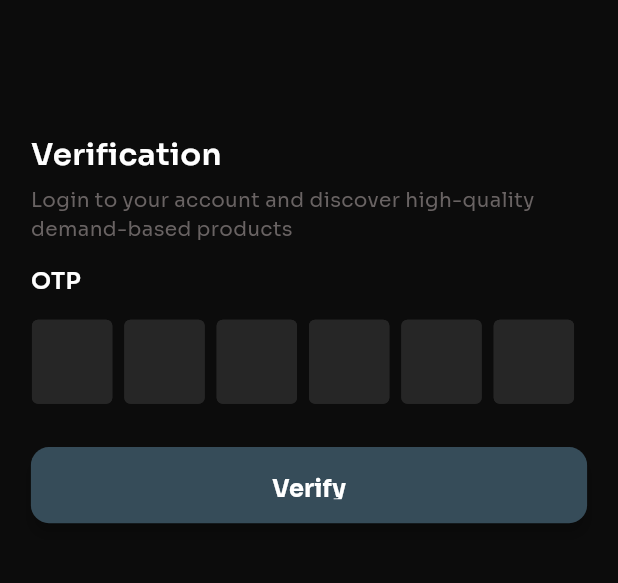
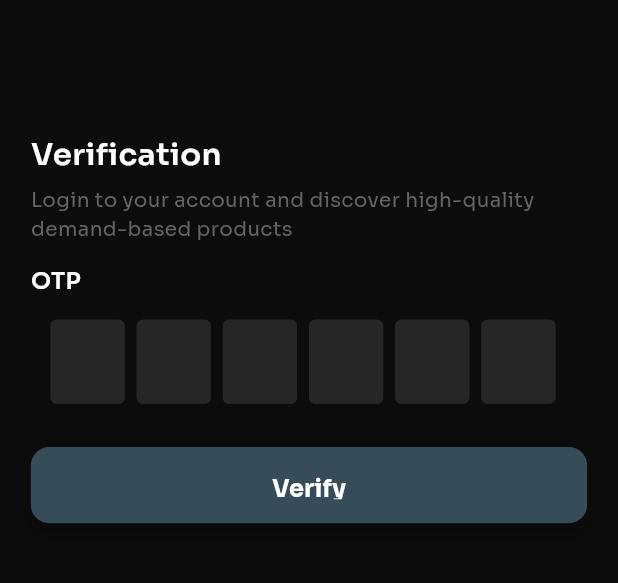
Before and after one commit to AIBay-FYP/aibay, a Flutter app: the screen it shows after launch, after a tap on "Next", on a phone screen of 412 x 824 dp, the part 105-688 px from its top. Run offline on Flutter 3.47's test engine with Material 3 defaults, Android fonts, the phone set to English and light mode, and no system bars; drawn by our look-alikes of flutter_otp_text_field; our stand-ins replace dio, firebase_auth, firebase_core, flutter_dotenv, flutter_riverpod, flutter_svg and 2 more; accounts and stored records are empty; network calls fail.

Commit message:
Google Auth fixed

```diff
--- a/lib/main.dart
+++ b/lib/main.dart
@@ -11,8 +11,8 @@ import 'package:flutter_dotenv/flutter_dotenv.dart';
 
 
 void main() async {
+  await dotenv.load(fileName: ".env");
   WidgetsFlutterBinding.ensureInitialized();
-  await dotenv.load(fileName: ".env");
   await Firebase.initializeApp(options: DefaultFirebaseOptions.currentPlatform);
 
   runApp(const ProviderScope(child: MyApp()));
--- a/lib/screens/login.dart
+++ b/lib/screens/login.dart
@@ -1,6 +1,5 @@
 import 'package:aibay/providers/auth.dart';
 import 'package:aibay/providers/google_auth.dart';
-import 'package:aibay/providers/login.dart';
 import 'package:aibay/providers/phoneNumber.dart';
 import 'package:aibay/screens/otp.dart';
 import 'package:aibay/theme/app_colors.dart';
@@ -10,7 +9,6 @@ import 'package:flutter/material.dart';
 import 'package:flutter_riverpod/flutter_riverpod.dart';
 import 'package:flutter_svg/svg.dart';
 
-// ignore: must_be_immutable
 class LoginScreen extends ConsumerWidget {
   LoginScreen({super.key});
   TextEditingController usernameController = TextEditingController();
@@ -18,10 +16,11 @@ class LoginScreen extends ConsumerWidget {
 
   @override
   Widget build(BuildContext context, WidgetRef ref) {
-    final loginState = ref.watch(loginProvider);
     final phoneNumber = ref.watch(phoneNumberProvider);
     final theme = Theme.of(context);
     final colorScheme = theme.colorScheme;
+    final size = MediaQuery.of(context).size;
+    final isSmallScreen = size.width < 400;
 
     return Scaffold(
       appBar: AppBar(
@@ -34,129 +33,95 @@ class LoginScreen extends ConsumerWidget {
         ),
       ),
       body: SafeArea(
-        child: LayoutBuilder(
-          builder: (context, constraints) {
-            double screenWidth = constraints.maxWidth;
-            double screenHeight = constraints.maxHeight;
-
-            double paddingHorizontal = screenWidth * 0.06;
-            double paddingVertical = screenHeight * 0.08;
-            double buttonHeight = screenHeight * 0.07;
-            double fontSize = screenWidth * 0.05;
-            double borderRadius = screenWidth * 0.03;
-
-            return Padding(
+        child: SingleChildScrollView(
           padding: EdgeInsets.symmetric(
-                horizontal: paddingHorizontal,
-                vertical: paddingVertical,
+            horizontal: size.width * 0.06,
+            vertical: size.height * 0.04,
           ),
           child: Column(
             crossAxisAlignment: CrossAxisAlignment.start,
-                mainAxisAlignment: MainAxisAlignment.start,
             children: [
               Text(
                 "Log in to AI-Bay",
                 style: TextStyle(
                   fontWeight: FontWeight.w600,
                   fontFamily: 'Sora',
-                      fontSize: fontSize,
-                      color: Theme.of(context).brightness == Brightness.light
+                  fontSize: size.width * 0.06,
+                  color: theme.brightness == Brightness.light
                       ? AppTheme.primaryTextColorLight
                       : AppTheme.primaryTextColorDark,
                 ),
               ),
-                  SizedBox(height: screenHeight * 0.01),
+              SizedBox(height: size.height * 0.01),
               Text(
                 "Login to your account and discover high-quality demand-based products",
                 style: TextStyle(
                   fontWeight: FontWeight.w400,
                   fontFamily: 'Sora',
-                      fontSize: fontSize * 0.65,
+                  fontSize: size.width * 0.04,
                   color: AppTheme.secondaryTextColorDark,
                 ),
               ),
-                  SizedBox(height: screenHeight * 0.02),
+              SizedBox(height: size.height * 0.03),
               Text(
                 "Phone Number",
                 style: TextStyle(
                   fontWeight: FontWeight.w600,
                   fontFamily: 'Sora',
-                      fontSize: fontSize * 0.75,
-                      color: Theme.of(context).brightness == Brightness.light
+                  fontSize: size.width * 0.045,
+                  color: theme.brightness == Brightness.light
                       ? AppTheme.primaryTextColorLight
                       : AppTheme.primaryTextColorDark,
                 ),
               ),
-
               PhoneNumberField(),
-
-                  SizedBox(height: screenHeight * 0.04),
-
+              SizedBox(height: size.height * 0.04),
               SizedBox(
                 width: double.infinity,
-                    height: buttonHeight,
+                height: size.height * 0.07,
                 child: CustomBlueButton(
                   text: "Next",
                   onPressed: () async {
                     final authController = ref.read(authControllerProvider.notifier);
-
                     bool isVerified = await authController.verifyPhoneNumber(phoneNumber);
-
                     if (isVerified) {
-                            Navigator.push(context,MaterialPageRoute(
+                      Navigator.push(context, MaterialPageRoute(
                         builder: (context) => OTPScreen()));
                     } else {
-                            // Handle failure (e.g., show an error message)
                       ScaffoldMessenger.of(context).showSnackBar(
                         const SnackBar(content: Text("Verification failed!")),
                       );
                     }
-                      }),
+                  },
                 ),
-
-                  SizedBox(height: screenHeight * 0.03),
-
+              ),
+              SizedBox(height: size.height * 0.03),
               Row(
                 children: [
-                      Expanded(
-                        child: Divider(
-                          color: colorScheme.onSecondary,
-                          thickness: 1,
-                          indent: 10,
-                          endIndent: 10,
-                        ),
-                      ),
-                      Text(
+                  Expanded(child: Divider(color: colorScheme.onSecondary)),
+                  Padding(
+                    padding: const EdgeInsets.symmetric(horizontal: 10),
+                    child: Text(
                       'OR',
                       style: TextStyle(
                         color: colorScheme.onSurface,
                         fontWeight: FontWeight.bold,
                       ),
                     ),
-                      Expanded(
-                        child: Divider(
-                          color: colorScheme.onSecondary,
-                          thickness: 1,
-                          indent: 10,
-                          endIndent: 10,
                   ),
-                      ),
+                  Expanded(child: Divider(color: colorScheme.onSecondary)),
                 ],
               ),
-                  SizedBox(height: screenHeight * 0.03),
-
-
+              SizedBox(height: size.height * 0.03),
               SizedBox(
                 width: double.infinity,
-                    height: buttonHeight,
+                height: size.height * 0.07,
                 child: ElevatedButton(
                   onPressed: () async {
                     final authController = ref.read(googleAuthControllerProvider.notifier);
                     bool success = await authController.signInWithGoogle();
-
                     if (success) {
                       print("🎉 Google Sign-In Successful!");
-                              // TODO: Navigate to the home screen or update UI
                     } else {
                       print("❌ Google Sign-In Failed");
                     }
@@ -165,32 +130,28 @@ class LoginScreen extends ConsumerWidget {
                     foregroundColor: colorScheme.surface,
                     backgroundColor: colorScheme.onSurface,
                     shape: RoundedRectangleBorder(
-                              borderRadius: BorderRadius.circular(borderRadius),
+                      borderRadius: BorderRadius.circular(size.width * 0.03),
                     ),
                   ),
                   child: Row(
                     mainAxisAlignment: MainAxisAlignment.center,
                     children: [
-                              SvgPicture.asset(
-                                'assets/logos/google.svg',  // ✅ Ensure correct asset path
-                                height: fontSize, // Adjust icon size
-                              ),
-                              SizedBox(width: screenWidth * 0.02),
+                      SvgPicture.asset('assets/logos/google.svg', height: size.width * 0.06),
+                      SizedBox(width: size.width * 0.02),
                       Text(
                         'Sign in with Google',
                         style: TextStyle(
                           fontWeight: FontWeight.w700,
-                                  fontSize: fontSize * 0.75, // Adjust text size
+                          fontSize: size.width * 0.045,
                         ),
                       ),
                     ],
                   ),
                 ),
               ),
+              SizedBox(height: size.height * 0.02),
             ],
           ),
-            );
-          },
         ),
       ),
       backgroundColor: colorScheme.surface,
--- a/lib/screens/otp.dart
+++ b/lib/screens/otp.dart
@@ -6,7 +6,6 @@ import 'package:flutter/material.dart';
 import 'package:flutter_otp_text_field/flutter_otp_text_field.dart';
 import 'package:flutter_riverpod/flutter_riverpod.dart';
 import 'package:flutter_svg/svg.dart';
-// Ensure you're using go_router for navigation
 
 class OTPScreen extends ConsumerWidget {
   const OTPScreen({super.key});
@@ -36,6 +35,7 @@ class OTPScreen extends ConsumerWidget {
             double screenWidth = constraints.maxWidth;
             double screenHeight = constraints.maxHeight;
 
+            // Adjust padding and sizes based on screen dimensions
             double paddingHorizontal = screenWidth * 0.05;
             double paddingVertical = screenHeight * 0.08;
             double buttonHeight = screenHeight * 0.07;
@@ -46,6 +46,7 @@ class OTPScreen extends ConsumerWidget {
                 horizontal: paddingHorizontal,
                 vertical: paddingVertical,
               ),
+              child: SingleChildScrollView(
                 child: Column(
                   crossAxisAlignment: CrossAxisAlignment.start,
                   mainAxisAlignment: MainAxisAlignment.start,
@@ -89,14 +90,13 @@ class OTPScreen extends ConsumerWidget {
                       showCursor: false,
                       borderWidth: 2,
                       numberOfFields: 6,
-                    fieldWidth: screenWidth * 0.13,
+                      fieldWidth: screenWidth * 0.12, // Make field width responsive
                       filled: true,
                       fillColor: colorScheme.onSecondary,
                       showFieldAsBox: true,
                       borderColor: colorScheme.onSecondary,
                       enabledBorderColor: colorScheme.onSecondary,
                       focusedBorderColor: colorScheme.primary,
-
                       onSubmit: (String verificationCode) {
                         otpController.text = verificationCode; // Store OTP
                       },
@@ -125,7 +125,6 @@ class OTPScreen extends ConsumerWidget {
                           bool token = await authController.signInWithOtp(otp);
 
                           if (token) {
-
                             Navigator.push(context, MaterialPageRoute(builder: (context) =>
                               HomeScreen()
                             )); // Navigate to home screen on success
@@ -140,6 +139,7 @@ class OTPScreen extends ConsumerWidget {
                     ),
                   ],
                 ),
+              ),
             );
           },
         ),
--- a/pubspec.yaml
+++ b/pubspec.yaml
@@ -42,9 +42,9 @@ dependencies:
   flutter_svg:
   intl_phone_number_input:
   firebase_core:
-  firebase_auth: ^5.5.1
+  firebase_auth:
   flutter_otp_text_field:
-  google_sign_in: ^6.3.0
+  google_sign_in:
 
 dev_dependencies:
   flutter_test:
```
Also changed, not shown: lib/providers/google_auth.dart (+158 -23 lines), 3 other files. Lines whose indentation alone changed are shown as unchanged.
